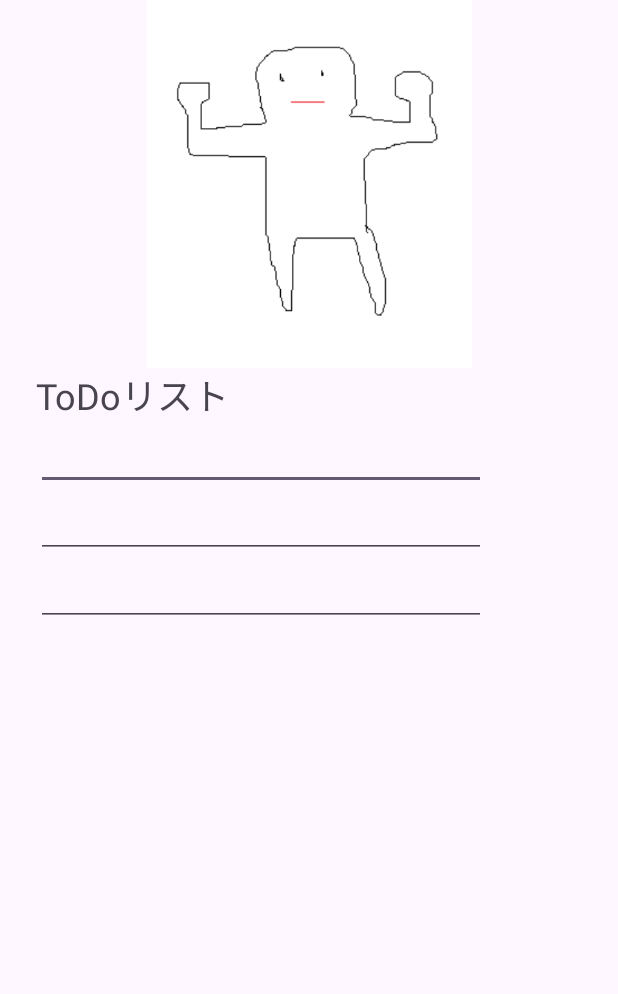
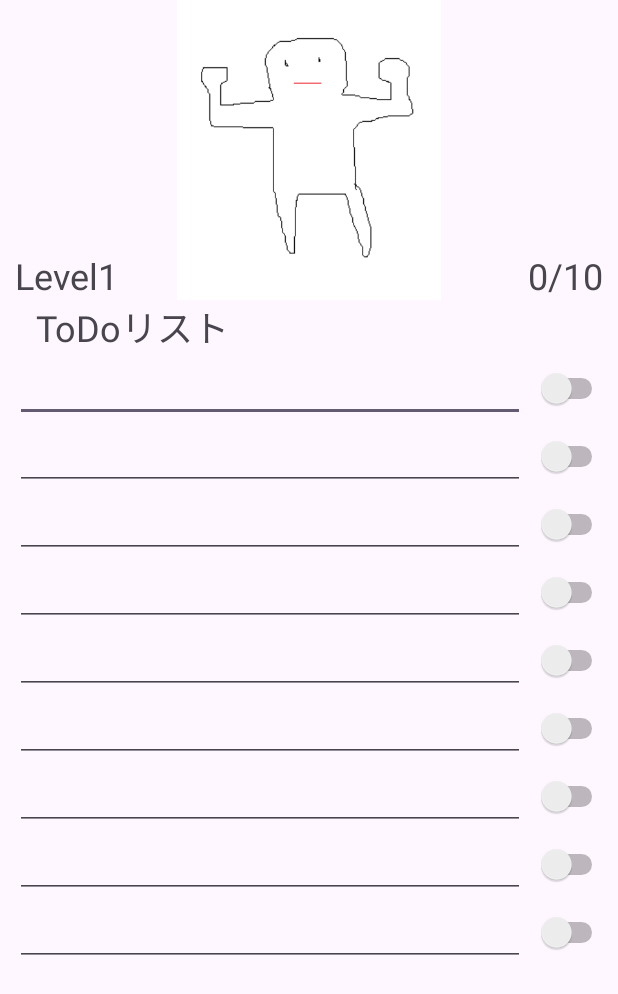
Before and after one commit to AyakaSugiyama/ToDoMukimuki, an Android app: the screen it shows after launch (MainActivity), on a phone screen of 412 x 824 dp. Shown: the top 994 px of the screen. Run offline under Robolectric (Android 15) with nearby library versions, the phone set to English and light mode, and no system bars.

Commit message:
レイアウト変更

```diff
--- a/app/src/main/res/layout/activity_main.xml
+++ b/app/src/main/res/layout/activity_main.xml
@@ -8,12 +8,32 @@
 
     <ImageView
         android:id="@+id/imageView"
-        android:layout_width="251dp"
-        android:layout_height="245dp"
+        android:layout_width="200dp"
+        android:layout_height="200dp"
         app:layout_constraintEnd_toEndOf="parent"
         app:layout_constraintStart_toStartOf="parent"
         app:layout_constraintTop_toTopOf="parent"
         app:srcCompat="@drawable/yaseyase" />
+
+    <TextView
+        android:id="@+id/level"
+        android:layout_width="wrap_content"
+        android:layout_height="wrap_content"
+        android:layout_marginStart="10dp"
+        android:text="Level1"
+        android:textSize="24dp"
+        app:layout_constraintStart_toStartOf= "parent"
+        app:layout_constraintBottom_toBottomOf="@id/imageView" />
+
+    <TextView
+        android:id="@+id/point"
+        android:layout_width="wrap_content"
+        android:layout_height="wrap_content"
+        android:layout_marginEnd="10dp"
+        android:text="0/10"
+        android:textSize="24dp"
+        app:layout_constraintEnd_toEndOf= "parent"
+        app:layout_constraintBottom_toBottomOf="@id/imageView" />
 
     <TextView
         android:id="@+id/textView"
@@ -27,26 +47,156 @@
 
     <EditText
         android:id="@+id/editText1"
-        android:layout_width="300dp"
+        android:layout_width="340dp"
         android:layout_height="wrap_content"
-        android:layout_marginStart="24dp"
+        android:layout_marginStart="10dp"
         app:layout_constraintStart_toStartOf="parent"
         app:layout_constraintTop_toBottomOf="@id/textView" />
 
     <EditText
         android:id="@+id/editText2"
-        android:layout_width="300dp"
+        android:layout_width="340dp"
         android:layout_height="wrap_content"
-        android:layout_marginStart="24dp"
+        android:layout_marginStart="10dp"
         app:layout_constraintStart_toStartOf="parent"
         app:layout_constraintTop_toBottomOf="@id/editText1" />
 
     <EditText
         android:id="@+id/editText3"
-        android:layout_width="300dp"
+        android:layout_width="340dp"
         android:layout_height="wrap_content"
-        android:layout_marginStart="24dp"
+        android:layout_marginStart="10dp"
         app:layout_constraintStart_toStartOf="parent"
         app:layout_constraintTop_toBottomOf="@id/editText2" />
 
+    <EditText
+        android:id="@+id/editText4"
+        android:layout_width="340dp"
+        android:layout_height="wrap_content"
+        android:layout_marginStart="10dp"
+        app:layout_constraintStart_toStartOf="parent"
+        app:layout_constraintTop_toBottomOf="@id/editText3" />
+
+    <EditText
+        android:id="@+id/editText5"
+        android:layout_width="340dp"
+        android:layout_height="wrap_content"
+        android:layout_marginStart="10dp"
+        app:layout_constraintStart_toStartOf="parent"
+        app:layout_constraintTop_toBottomOf="@id/editText4" />
+
+    <EditText
+        android:id="@+id/editText6"
+        android:layout_width="340dp"
+        android:layout_height="wrap_content"
+        android:layout_marginStart="10dp"
+        app:layout_constraintStart_toStartOf="parent"
+        app:layout_constraintTop_toBottomOf="@id/editText5" />
+
+    <EditText
+        android:id="@+id/editText7"
+        android:layout_width="340dp"
+        android:layout_height="wrap_content"
+        android:layout_marginStart="10dp"
+        app:layout_constraintStart_toStartOf="parent"
+        app:layout_constraintTop_toBottomOf="@id/editText6" />
+
+    <EditText
+        android:id="@+id/editText8"
+        android:layout_width="340dp"
+        android:layout_height="wrap_content"
+        android:layout_marginStart="10dp"
+        app:layout_constraintStart_toStartOf="parent"
+        app:layout_constraintTop_toBottomOf="@id/editText7" />
+
+    <EditText
+        android:id="@+id/editText9"
+        android:layout_width="340dp"
+        android:layout_height="wrap_content"
+        android:layout_marginStart="10dp"
+        app:layout_constraintStart_toStartOf="parent"
+        app:layout_constraintTop_toBottomOf="@id/editText8" />
+
+    <Switch
+        android:id="@+id/switch1"
+        android:layout_width="wrap_content"
+        android:layout_height="wrap_content"
+        app:layout_constraintEnd_toEndOf="parent"
+        app:layout_constraintTop_toTopOf="@id/editText1"
+        app:layout_constraintBottom_toBottomOf= "@id/editText1"
+        app:layout_constraintStart_toEndOf="@id/editText1"/>
+
+    <Switch
+        android:id="@+id/switch2"
+        android:layout_width="wrap_content"
+        android:layout_height="wrap_content"
+        app:layout_constraintEnd_toEndOf="parent"
+        app:layout_constraintTop_toTopOf="@id/editText2"
+        app:layout_constraintBottom_toBottomOf= "@id/editText2"
+        app:layout_constraintStart_toEndOf="@id/editText2"/>
+
+    <Switch
+        android:id="@+id/switch3"
+        android:layout_width="wrap_content"
+        android:layout_height="wrap_content"
+        app:layout_constraintEnd_toEndOf="parent"
+        app:layout_constraintTop_toTopOf="@id/editText3"
+        app:layout_constraintBottom_toBottomOf= "@id/editText3"
+        app:layout_constraintStart_toEndOf="@id/editText3"/>
+
+    <Switch
+        android:id="@+id/switch4"
+        android:layout_width="wrap_content"
+        android:layout_height="wrap_content"
+        app:layout_constraintEnd_toEndOf="parent"
+        app:layout_constraintTop_toTopOf="@id/editText4"
+        app:layout_constraintBottom_toBottomOf= "@id/editText4"
+        app:layout_constraintStart_toEndOf="@id/editText4"/>
+
+    <Switch
+        android:id="@+id/switch5"
+        android:layout_width="wrap_content"
+        android:layout_height="wrap_content"
+        app:layout_constraintEnd_toEndOf="parent"
+        app:layout_constraintTop_toTopOf="@id/editText5"
+        app:layout_constraintBottom_toBottomOf= "@id/editText5"
+        app:layout_constraintStart_toEndOf="@id/editText5"/>
+
+    <Switch
+        android:id="@+id/switch6"
+        android:layout_width="wrap_content"
+        android:layout_height="wrap_content"
+        app:layout_constraintEnd_toEndOf="parent"
+        app:layout_constraintTop_toTopOf="@id/editText6"
+        app:layout_constraintBottom_toBottomOf= "@id/editText6"
+        app:layout_constraintStart_toEndOf="@id/editText6"/>
+
+    <Switch
+        android:id="@+id/switch7"
+        android:layout_width="wrap_content"
+        android:layout_height="wrap_content"
+        app:layout_constraintEnd_toEndOf="parent"
+        app:layout_constraintTop_toTopOf="@id/editText7"
+        app:layout_constraintBottom_toBottomOf= "@id/editText7"
+        app:layout_constraintStart_toEndOf="@id/editText7"/>
+
+    <Switch
+        android:id="@+id/switch8"
+        android:layout_width="wrap_content"
+        android:layout_height="wrap_content"
+        app:layout_constraintEnd_toEndOf="parent"
+        app:layout_constraintTop_toTopOf="@id/editText8"
+        app:layout_constraintBottom_toBottomOf= "@id/editText8"
+        app:layout_constraintStart_toEndOf="@id/editText8"/>
+
+    <Switch
+        android:id="@+id/switch9"
+        android:layout_width="wrap_content"
+        android:layout_height="wrap_content"
+        app:layout_constraintEnd_toEndOf="parent"
+        app:layout_constraintTop_toTopOf="@id/editText9"
+        app:layout_constraintBottom_toBottomOf= "@id/editText9"
+        app:layout_constraintStart_toEndOf="@id/editText9"/>
+
+
 </androidx.constraintlayout.widget.ConstraintLayout>
```
